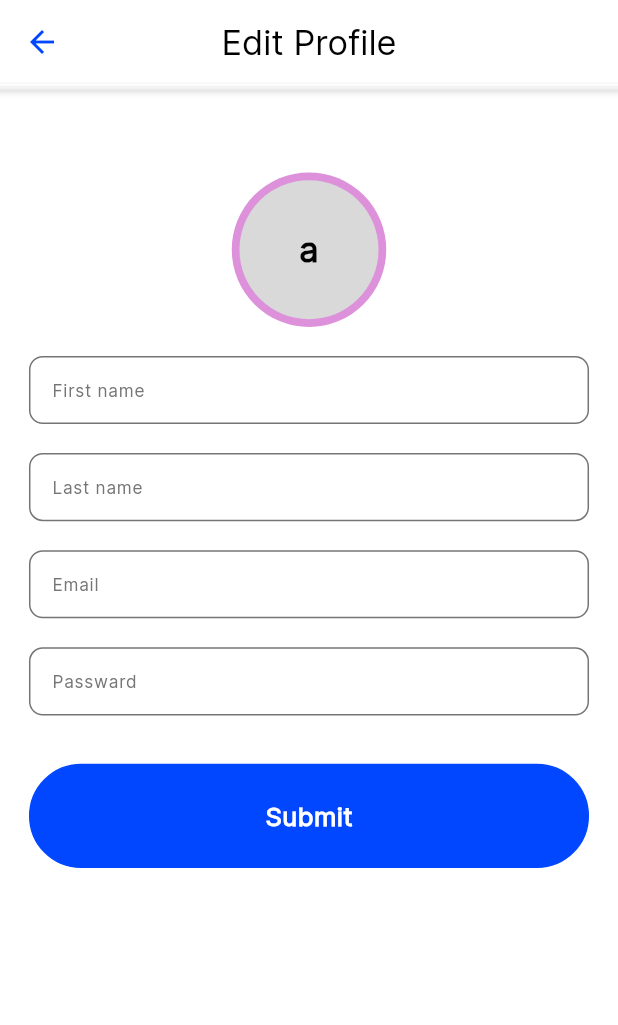
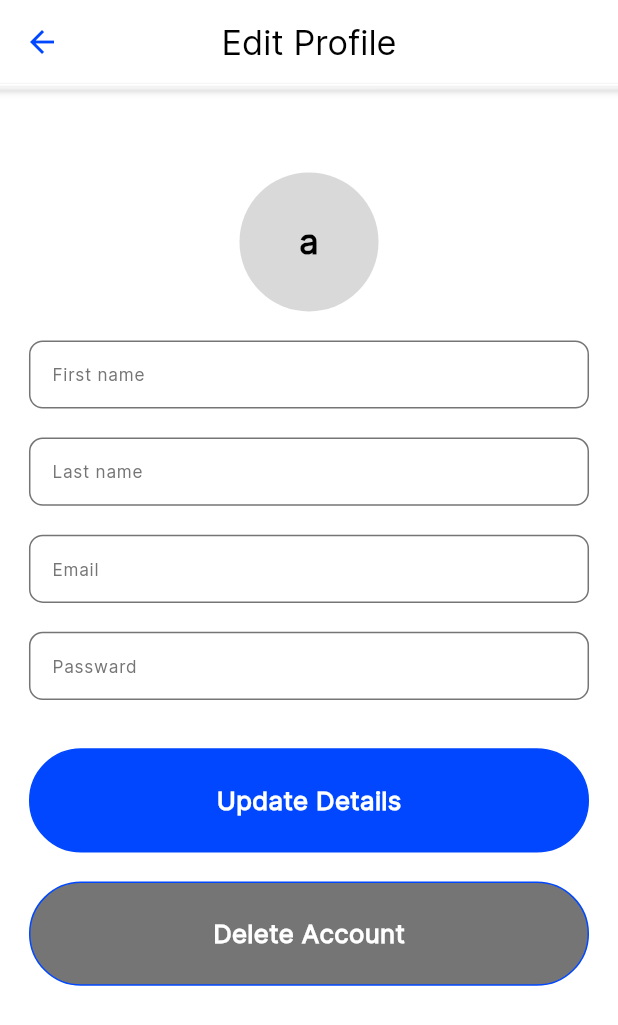
Before and after one commit to Jibran-Talib/Calendly, a Flutter app: the SettingScreen screen opened directly, after a tap on "Edit profile", on a phone screen of 412 x 824 dp. Shown: the top 1025 px of the screen. Run offline on Flutter 3.47's test engine with Material 3 defaults, Android fonts, the phone set to English and light mode, and no system bars; our stand-ins replace calendar_view, country_code_picker, flutter_screenutil, flutter_spinkit, get, shared_preferences; accounts and stored records are empty; network calls fail.

Commit message:
Today changes

```diff
--- a/calendly_clone/lib/main.dart
+++ b/calendly_clone/lib/main.dart
@@ -1,3 +1,5 @@
+import 'package:calendly_clone/view/edit_profile.dart';
+import 'package:calendly_clone/view/home_screen.dart';
 import 'package:calendly_clone/view/sign_up_screen.dart';
 import 'package:flutter/material.dart';
 import 'package:flutter_screenutil/flutter_screenutil.dart';
@@ -26,7 +28,7 @@ class MyApp extends StatelessWidget {
           colorScheme: ColorScheme.fromSeed(seedColor: Colors.white),
           useMaterial3: true,
         ),
-        home: const SignupScreen(),
+        home: const HomeScreen(),
       ),
     );
   }
--- a/calendly_clone/lib/utils/api services/api_urls.dart
+++ b/calendly_clone/lib/utils/api services/api_urls.dart
@@ -4,4 +4,6 @@ class ApiUrls {
   static String loginAccountUrl = '$baseUrl/users/login';
   static String newTokenGeneraterUrl = '$baseUrl/users/list';
   static String userListUrl = '$baseUrl/users/list';
+  static String userDeleteUrl = '$baseUrl/users/delete';
+  static String userUpdateUrl = '$baseUrl/users/update/';
 }
--- /dev/null
+++ b/calendly_clone/lib/utils/get_shareprefess_data.dart
@@ -0,0 +1,3 @@
+import 'package:shared_preferences/shared_preferences.dart';
+
+class GetSharedPrefressData {}
--- a/calendly_clone/lib/view/create_event_screen.dart
+++ b/calendly_clone/lib/view/create_event_screen.dart
@@ -47,7 +47,7 @@ class _CreateEventScreenState extends State<CreateEventScreen> {
                     ),
                     IconButton(
                         onPressed: () {
-                          Get.to(() => const HomeScreen());
+                          Get.to(() => HomeScreen());
                         },
                         icon: const Icon(
                             color: Color(0xff757575), Icons.arrow_back_ios)),
--- a/calendly_clone/lib/view/edit_profile.dart
+++ b/calendly_clone/lib/view/edit_profile.dart
@@ -1,9 +1,13 @@
+import 'package:calendly_clone/utils/api%20services/api_functions.dart';
+import 'package:calendly_clone/utils/api%20services/generate_auto_token.dart';
+import 'package:calendly_clone/view/sign_up_screen.dart';
 import 'package:calendly_clone/widgets/reuse_progress_indicater.dart';
 import 'package:calendly_clone/widgets/reuseable_button.dart';
 import 'package:calendly_clone/widgets/reuseable_text.dart';
 import 'package:calendly_clone/widgets/reuseable_textformField.dart';
 import 'package:flutter/material.dart';
 import 'package:flutter_screenutil/flutter_screenutil.dart';
+import 'package:get/get.dart';
 import 'package:shared_preferences/shared_preferences.dart';
 
 class EditProfile extends StatefulWidget {
@@ -15,6 +19,7 @@ class EditProfile extends StatefulWidget {
 
 class _EditProfileState extends State<EditProfile> {
   bool loading = false;
+  bool deleteButtonLoading = false;
 
   TextEditingController firstNameEditingConroller = TextEditingController();
   TextEditingController lastNameEditingConroller = TextEditingController();
@@ -75,17 +80,13 @@ class _EditProfileState extends State<EditProfile> {
               ),
               Center(
                 child: CircleAvatar(
-                  radius: 40.h,
-                  backgroundColor: Color(0xffdd91da),
-                  child: CircleAvatar(
-                    radius: 36.h,
-                    backgroundColor: Color(0xffd9d9d9),
-                    child: ReuseText(
-                      text: 'a',
-                      size: 20,
-                      fontWeight: FontWeight.bold,
-                      color: Colors.black,
-                    ),
+                  radius: 36.h,
+                  backgroundColor: const Color(0xffd9d9d9),
+                  child: const ReuseText(
+                    text: 'a',
+                    size: 20,
+                    fontWeight: FontWeight.bold,
+                    color: Colors.black,
                   ),
                 ),
               ),
@@ -125,20 +126,62 @@ class _EditProfileState extends State<EditProfile> {
                 height: 25.h,
               ),
               InkWell(
-                onTap: () {
+                onTap: () async {
                   setState(() {
-                    loading = !loading;
+                    loading = true;
+                    print(loading);
                   });
+
+                  try {
+                    await Apifunctions().userUpdate(
+                        firstNameEditingConroller.text,
+                        lastNameEditingConroller.text,
+                        emailEditingConroller.text,
+                        passwardEditingConroller.text);
+                  } catch (e) {
+                    print(e);
+                  } finally {
+                    setState(() {
+                      loading = false;
+                      print(loading);
+                    });
+                  }
                 },
                 child: ReuseButton(
                     widget: loading
                         ? const ReuseProgressIndicater()
                         : const ReuseText(
-                            text: 'Submit',
+                            text: 'Update Details',
                             color: Colors.white,
                             fontWeight: FontWeight.bold,
                           )),
-              )
+              ),
+              SizedBox(
+                height: 15.h,
+              ),
+              InkWell(
+                onTap: () {
+                  setState(() {
+                    deleteButtonLoading = !deleteButtonLoading;
+                  });
+
+                  Apifunctions().deletUser();
+
+                  setState(() {
+                    deleteButtonLoading = !deleteButtonLoading;
+                  });
+                  Get.to(() => const SignupScreen());
+                },
+                child: ReuseButton(
+                    buttoncolor: const Color(0xff757575),
+                    widget: deleteButtonLoading
+                        ? const ReuseProgressIndicater()
+                        : const ReuseText(
+                            text: 'Delete Account',
+                            color: Colors.white,
+                            fontWeight: FontWeight.bold,
+                          )),
+              ),
             ],
           ),
         ),
--- a/calendly_clone/lib/view/login_screen.dart
+++ b/calendly_clone/lib/view/login_screen.dart
@@ -140,7 +140,7 @@ class _LoginScreenState extends State<LoginScreen> {
                             await prefes.setString('inputPassward',
                                 emailTextEditingController.text);
                             if (_formkey.currentState!.validate()) {
-                              GenerateAutoToken().getNewTokenFunc();
+                              GenerateAutoToken().getNewTokenFunc(true);
                             }
                             setState(() {
                               Loading = false;
@@ -281,7 +281,7 @@ class _LoginScreenState extends State<LoginScreen> {
       await prefes.setString('oldToken', data['accessToken'].toString());
       prefes.setString('email', emailTextEditingController.text);
       prefes.setString('passward', passwardTextEditingController.text);
-      GenerateAutoToken().getNewTokenFunc();
+      GenerateAutoToken().getNewTokenFunc(true);
     } else {
       print('Error and response statecode : ${response.statusCode}');
     }
--- a/calendly_clone/lib/view/setting_screen.dart
+++ b/calendly_clone/lib/view/setting_screen.dart
@@ -8,10 +8,24 @@ import 'package:calendly_clone/widgets/reuseable_text.dart';
 import 'package:flutter/material.dart';
 import 'package:flutter_screenutil/flutter_screenutil.dart';
 import 'package:get/get.dart';
+import 'package:shared_preferences/shared_preferences.dart';
 
-class SettingScreen extends StatelessWidget {
+class SettingScreen extends StatefulWidget {
   const SettingScreen({super.key});
 
+  @override
+  State<SettingScreen> createState() => _SettingScreenState();
+}
+
+class _SettingScreenState extends State<SettingScreen> {
+  @override
+  void initState() {
+    // TODO: implement initState
+    super.initState();
+    _loadDataFromSharePrefess();
+  }
+
+  String name = 'Loading...';
   @override
   Widget build(BuildContext context) {
     return SafeArea(
@@ -80,8 +94,8 @@ class SettingScreen extends StatelessWidget {
                   SizedBox(
                     height: 7.h,
                   ),
-                  const ReuseText(
-                    text: 'Jibran Talib',
+                  ReuseText(
+                    text: name,
                     size: 16,
                     color: Colors.black,
                     fontWeight: FontWeight.bold,
@@ -179,4 +193,12 @@ class SettingScreen extends StatelessWidget {
       ),
     );
   }
+
+  Future<void> _loadDataFromSharePrefess() async {
+    SharedPreferences prefs = await SharedPreferences.getInstance();
+    setState(() {
+      name = "${prefs.getString('firstname')} ${prefs.getString('lastname')}" ??
+          "No Data";
+    });
+  }
 }
```
Also changed, not shown: calendly_clone/lib/utils/api services/api_functions.dart (added, +73 -0 lines), calendly_clone/lib/utils/api services/generate_auto_token.dart (+20 -19 lines), calendly_clone/lib/view/home_screen.dart (+26 -3 lines).
